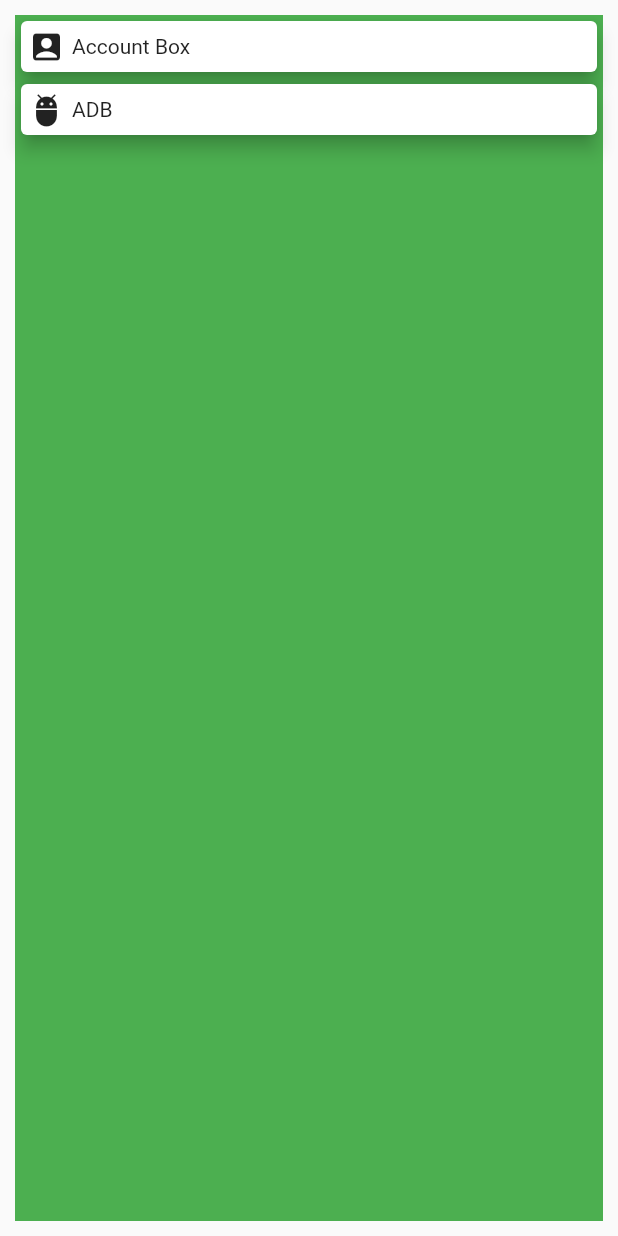
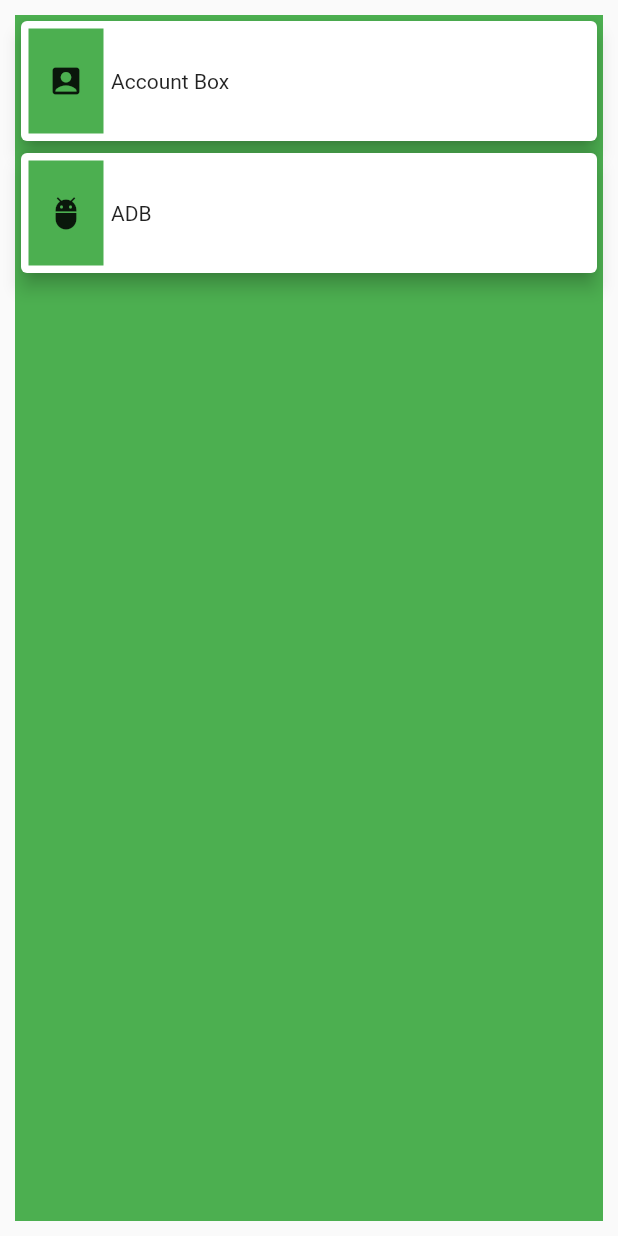
Before and after one commit to nrfitriani/flutter_fundamental, a Flutter app: the screen it shows after launch, on a phone screen of 412 x 824 dp. Run offline on Flutter 3.47's test engine with Material 2 defaults, Android fonts, the phone set to English and light mode, and no system bars.

Commit message:
Card Widget

```diff
--- a/lib/main.dart
+++ b/lib/main.dart
@@ -716,7 +716,7 @@ class MyApp extends StatelessWidget {
     return Card(
             elevation: 5,
             child: Row(children: <Widget>[
-              Container(margin: EdgeInsets.all(5), child: Icon(iconData)),
+              Container(width: 50, height:70, margin: EdgeInsets.all(5), child: Icon(iconData), color: Colors.green,),
               Text(text)
             ]),
           );
```
